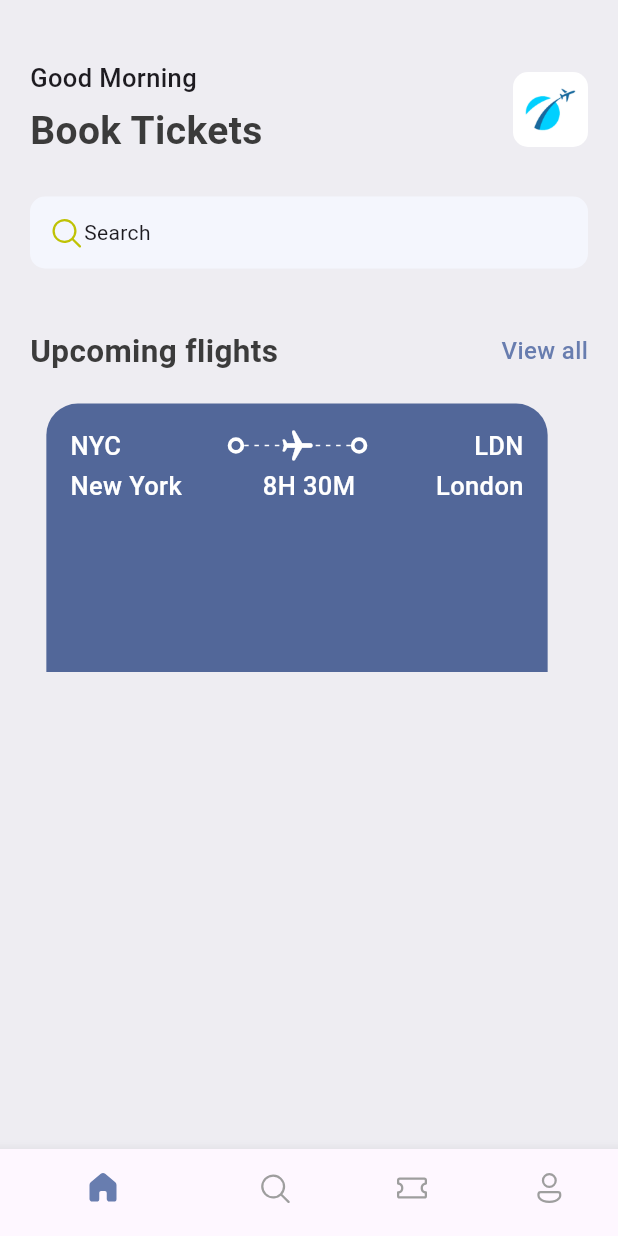
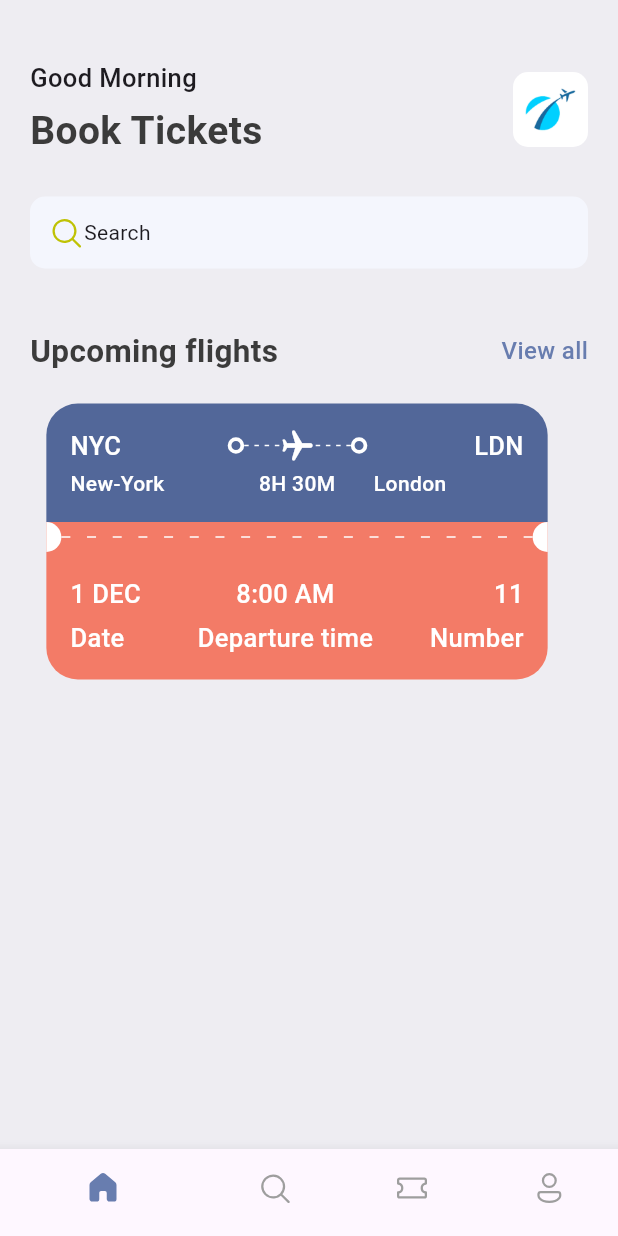
Before and after one commit to KaungMinSett/ticket_app, a Flutter app: the screen it shows after launch, on a phone screen of 412 x 824 dp. Run offline on Flutter 3.47's test engine with Material 3 defaults, Android fonts, the phone set to English and light mode, and no system bars; our stand-ins replace fluentui_icons.

Commit message:
ticket design finished

```diff
--- a/lib/base/res/styles/app_styles.dart
+++ b/lib/base/res/styles/app_styles.dart
@@ -7,6 +7,7 @@ class AppStyles {
   static Color textColor = const Color(0xff3b3b3b);
   static Color bgColor = const Color(0xffeeedf2);
   static Color ticketBlue = const Color(0xff526799);
+  static Color ticketOrange = const Color(0xfff37b67);
 
 
   static TextStyle headlineStyle1 = TextStyle(
@@ -25,6 +26,10 @@ class AppStyles {
     fontSize: 17,
     fontWeight: FontWeight.w500,
   );
+  static TextStyle headlineStyle4 = const TextStyle(
+    fontSize: 14,
+    fontWeight: FontWeight.w500,
+  );
 
   static TextStyle textStyle = TextStyle(
     fontSize: 16,
--- /dev/null
+++ b/lib/base/widgets/app_column_text_layout.dart
@@ -0,0 +1,29 @@
+import 'package:flutter/material.dart';
+import 'package:ticket_app/base/widgets/ticket_text_style.dart';
+
+class AppColumnTextLayout extends StatelessWidget {
+  final String topText;
+  final String bottomText;
+  final CrossAxisAlignment alignment;
+  const AppColumnTextLayout(
+      {super.key,
+      required this.topText,
+      required this.bottomText,
+      required this.alignment });
+
+  @override
+  Widget build(BuildContext context) {
+    return Column(
+      crossAxisAlignment: alignment,
+      children: [
+        TextStyleThird(
+          text: topText,
+        ),
+        const SizedBox(
+          height: 5,
+        ),
+        TextStyleThird(text: bottomText),
+      ],
+    );
+  }
+}
--- a/lib/base/widgets/app_layoutbuilder_widget.dart
+++ b/lib/base/widgets/app_layoutbuilder_widget.dart
@@ -3,24 +3,28 @@ import 'package:flutter/material.dart';
 
 class AppLayoutBuilderWidget extends StatelessWidget {
   final int randomDivider;
-  const AppLayoutBuilderWidget({super.key, required this.randomDivider});
+  final double width;
+  const AppLayoutBuilderWidget(
+      {super.key, required this.randomDivider, this.width = 3});
 
   @override
   Widget build(BuildContext context) {
-    return LayoutBuilder(builder: (BuildContext context, BoxConstraints constraints){
+    return LayoutBuilder(
+        builder: (BuildContext context, BoxConstraints constraints) {
       return Flex(
           mainAxisAlignment: MainAxisAlignment.spaceBetween,
           direction: Axis.horizontal,
-        children: List.generate((constraints.constrainWidth()/randomDivider).floor(), (index) => SizedBox(
-          width: 3,
+          children: List.generate(
+              (constraints.constrainWidth() / randomDivider).floor(),
+              (index) => SizedBox(
+                    width: width,
                     height: 1,
                     child: DecoratedBox(
                       decoration: BoxDecoration(
                         color: Colors.white,
                       ),
                     ),
-        ))
-      );
+                  )));
     });
   }
 }
--- /dev/null
+++ b/lib/base/widgets/big_circle.dart
@@ -0,0 +1,24 @@
+import 'package:flutter/material.dart';
+
+class BigCircle extends StatelessWidget {
+  final bool isRight;
+  const BigCircle({super.key, required this.isRight});
+
+  @override
+  Widget build(BuildContext context) {
+    return SizedBox(
+        height: 20,
+        width: 10,
+        child: DecoratedBox(
+          decoration: BoxDecoration(
+              color: Colors.white,
+              borderRadius: isRight
+                  ? BorderRadius.only(
+                      topLeft: Radius.circular(10),
+                      bottomLeft: Radius.circular(10))
+                  : BorderRadius.only(
+                      topRight: Radius.circular(10),
+                      bottomRight: Radius.circular(10))),
+        ));
+  }
+}
--- /dev/null
+++ b/lib/base/widgets/ticket_text_style.dart
@@ -0,0 +1,16 @@
+import 'package:flutter/material.dart';
+
+import '../res/styles/app_styles.dart';
+
+class TextStyleThird extends StatelessWidget {
+  final String text;
+  const TextStyleThird({super.key, required this.text});
+
+  @override
+  Widget build(BuildContext context) {
+    return Text(
+      text,
+      style: AppStyles.headlineStyle3.copyWith(color: Colors.white),
+    );
+  }
+}
--- /dev/null
+++ b/lib/base/widgets/ticket_text_style_small.dart
@@ -0,0 +1,18 @@
+import 'package:flutter/material.dart';
+
+import '../res/styles/app_styles.dart';
+
+class TextStyleFourth extends StatelessWidget {
+  final String text;
+  final TextAlign align;
+  const TextStyleFourth({super.key, required this.text, this.align = TextAlign.start});
+
+  @override
+  Widget build(BuildContext context) {
+    return  Text(
+      text,
+      textAlign: align,
+      style: AppStyles.headlineStyle4.copyWith(color: Colors.white) ,
+    );
+  }
+}
--- a/lib/base/widgets/ticket_view.dart
+++ b/lib/base/widgets/ticket_view.dart
@@ -1,8 +1,12 @@
 import 'package:flutter/cupertino.dart';
 import 'package:flutter/material.dart';
 import 'package:ticket_app/base/res/styles/app_styles.dart';
+import 'package:ticket_app/base/widgets/app_column_text_layout.dart';
 import 'package:ticket_app/base/widgets/app_layoutbuilder_widget.dart';
+import 'package:ticket_app/base/widgets/big_circle.dart';
 import 'package:ticket_app/base/widgets/big_dot.dart';
+import 'package:ticket_app/base/widgets/ticket_text_style.dart';
+import 'package:ticket_app/base/widgets/ticket_text_style_small.dart';
 
 class TicketView extends StatelessWidget {
   const TicketView({super.key});
@@ -12,9 +16,16 @@ class TicketView extends StatelessWidget {
     final size = MediaQuery.of(context).size;
     return SizedBox(
       width: size.width*0.85,
-      height: 179,
+      height: 189,
       child: Container(
-        margin: EdgeInsets.only(right: 16),
+        margin: const EdgeInsets.only(right: 16),
+        child: Column(
+
+          children: [
+            // blue part of ticket
+            Container(
+              child: Container(
+
                 padding: EdgeInsets.all(16),
                 decoration: BoxDecoration(
                   color: AppStyles.ticketBlue,
@@ -27,10 +38,7 @@ class TicketView extends StatelessWidget {
                     // departure & destination code and icon
                     Row(
                       children: [
-                Text(
-                    "NYC",
-                   style: AppStyles.headlineStyle3.copyWith(color: Colors.white) ,
-                ),
+                       TextStyleThird(text: "NYC"),
                         Expanded(child: Container(
 
                         )),
@@ -59,10 +67,8 @@ class TicketView extends StatelessWidget {
                         Expanded(child: Container(
 
                         )),
-                Text(
-                  "LDN",
-                  style: AppStyles.headlineStyle3.copyWith(color: Colors.white) ,
-                ),
+                        TextStyleThird(text: "LDN"),
+
 
                       ],
                     ),
@@ -70,24 +76,21 @@ class TicketView extends StatelessWidget {
                     // departure & destination place and time
                     Row(
                       children: [
-                Text(
-                  "New York",
-                  style: AppStyles.headlineStyle3.copyWith(color: Colors.white) ,
+                        SizedBox(
+                          width: 100,
+                          child: TextStyleFourth(text: "New-York"),
                         ),
                         Expanded(child: Container(
 
                         )),
 
-                Text(
-                  "8H 30M",
-                  style: AppStyles.headlineStyle3.copyWith(color: Colors.white) ,
-                ),
+                        TextStyleFourth(text: "8H 30M"),
                         Expanded(child: Container(
 
                         )),
-                Text(
-                  "London",
-                  style: AppStyles.headlineStyle3.copyWith(color: Colors.white) ,
+                        SizedBox(
+                          width: 100,
+                          child: TextStyleFourth(text: "London",align: TextAlign.start,)
                         ),
 
                       ],
@@ -97,6 +100,69 @@ class TicketView extends StatelessWidget {
                   ],
                 ),
               ),
+            ),
+            // line and circles
+            Container(
+
+              height: 20,
+              color: AppStyles.ticketOrange,
+              child: const Row(
+                mainAxisAlignment: MainAxisAlignment.spaceBetween,
+                children: [
+                 BigCircle(isRight: false,),
+                  Expanded(child: AppLayoutBuilderWidget(randomDivider: 16, width: 6,)),
+                  BigCircle(isRight: true,),
+                ],
+              ),
+            ),
+            // orange part of ticket
+            Container(
+              child: Container(
+
+                padding: EdgeInsets.all(16),
+                decoration: BoxDecoration(
+                    color: AppStyles.ticketOrange,
+                    borderRadius: const BorderRadius.only(
+                        bottomLeft: Radius.circular(21)
+                        , bottomRight: Radius.circular(21))
+                ),
+                child: const Column(
+                  children: <Widget>[
+                    // departure & destination code and icon
+                    Row(
+                      mainAxisAlignment: MainAxisAlignment.spaceBetween,
+                      children: [
+                        AppColumnTextLayout(
+                            topText: "1 DEC",
+                            bottomText: "Date",
+                            alignment: CrossAxisAlignment.start,
+
+                        ),
+
+
+                        AppColumnTextLayout(
+                            topText: "8:00 AM",
+                            bottomText: "Departure time",
+                          alignment: CrossAxisAlignment.center,
+                        ),
+                        AppColumnTextLayout(
+                            topText: "11",
+                            bottomText: "Number",
+                          alignment: CrossAxisAlignment.end,
+                        ),
+
+
+                      ],
+                    ),
+
+
+                  ],
+                ),
+              ),
+            ),
+          ],
+        ),
+      ),
 
     );
   }
```
Lines whose indentation alone changed are shown as unchanged.
